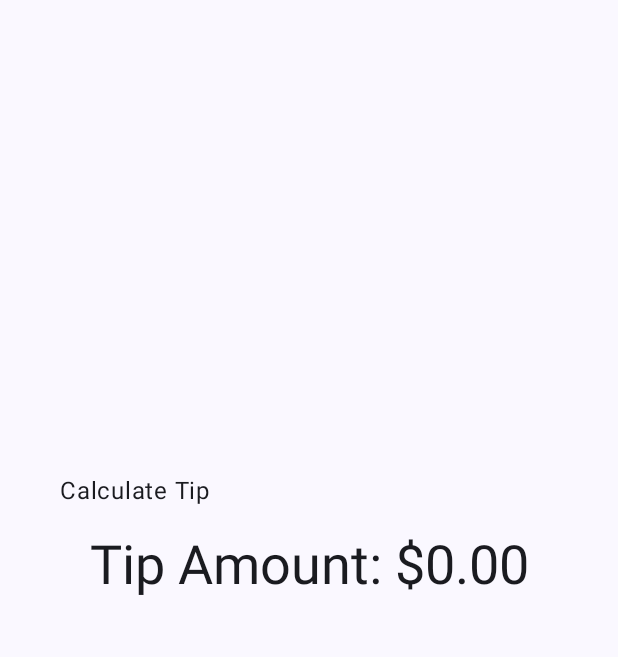
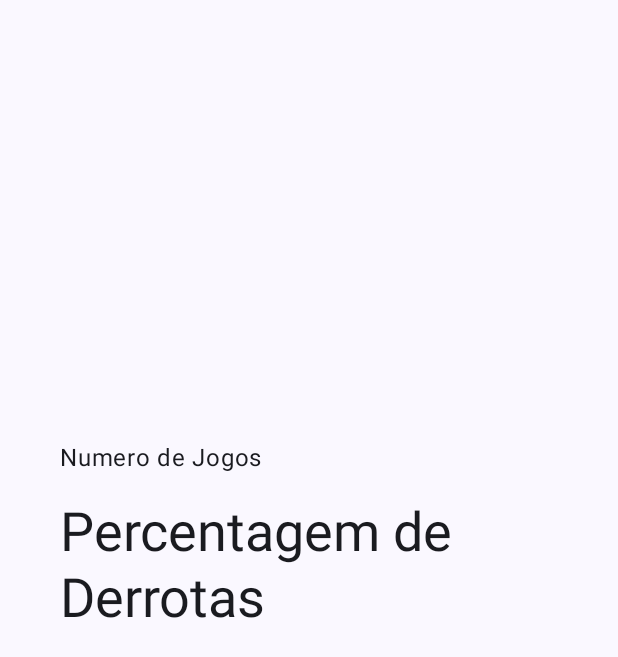
Before and after one commit to Condesso1998/CheckWin_Final, an Android app built with Jetpack Compose: the screen it shows after launch (MainActivity), on a phone screen of 412 x 824 dp. Shown: the top 657 px of the screen. Run offline under Robolectric (Android 15) with nearby library versions, the phone set to English and light mode, and no system bars.

Commit message:
mudança do nome das variaveis

```diff
--- a/app/src/main/java/pt/ipg/checkwin_final/MainActivity.kt
+++ b/app/src/main/java/pt/ipg/checkwin_final/MainActivity.kt
@@ -62,27 +62,23 @@ fun TipTimeLayout() {
         verticalArrangement = Arrangement.Center
     ) {
         Text(
-            text = stringResource(R.string.calculate_tip),
+            text = stringResource(R.string.numeroJogos),
             modifier = Modifier
                 .padding(bottom = 16.dp, top = 40.dp)
                 .align(alignment = Alignment.Start)
         )
         Text(
-            text = stringResource(R.string.tip_amount, "$0.00"),
+            text = stringResource(R.string.percentagemDerrotas),
             style = MaterialTheme.typography.displaySmall
         )
         Spacer(modifier = Modifier.height(150.dp))
     }
 }
 
-/**
- * Calculates the tip based on the user input and format the tip amount
- * according to the local currency.
- * Example would be "$10.00".
- */
-private fun calculateTip(amount: Double, tipPercent: Double = 15.0): String {
-    val tip = tipPercent / 100 * amount
-    return NumberFormat.getCurrencyInstance().format(tip)
+
+private fun resultado(numeroJogos: Int, numeroDerrota: Int): String? {
+    val resultado = numeroJogos / numeroDerrota
+    return NumberFormat.getCurrencyInstance().format(resultado)
 }
 
 @Preview(showBackground = true)
--- a/app/src/main/res/values/strings.xml
+++ b/app/src/main/res/values/strings.xml
@@ -1,6 +1,8 @@
     <resources>
-        <string name="app_name">Ch</string>
+        <string name="app_name">Check Win</string>
         <string name="calculate_tip">Calculate Tip</string>
         <string name="bill_amount">Bill Amount</string>
         <string name="tip_amount">Tip Amount: %s</string>
+        <string name="numeroJogos">Numero de Jogos </string>
+        <string name="percentagemDerrotas">Percentagem de Derrotas </string>
     </resources>
```
